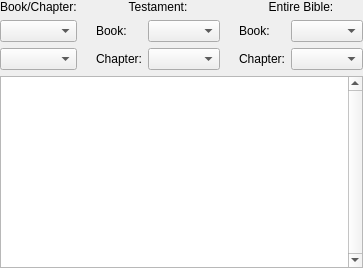
This is programs/KJVCanOpener/KJVBrowser.ui in dewhisna/KingJamesPureBibleSearch as Qt 5 draws it before an edit. The edited form follows.
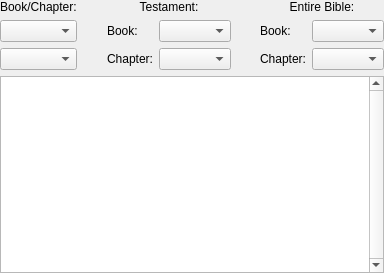
This is the edited form. Custom widgets are drawn as their Qt base class.

Commit message: Added rudimentary ToolTip logic to KJVBrowser.  Fixed pasting into the SearchPhraseEditor to not allow rich text or multiline text.  Still need to complete ToolTip logic for the browser by adding word information and make it less clunky.  And start looking into how to highlight specific passages, etc.  I think it will involve rewriting how we are populating the browser itself.

The edit to the form file:
```diff
--- a/programs/KJVCanOpener/KJVBrowser.ui
+++ b/programs/KJVCanOpener/KJVBrowser.ui
@@ -2,6 +2,14 @@
 <ui version="4.0">
  <class>CKJVBrowser</class>
  <widget class="QWidget" name="CKJVBrowser">
+  <property name="geometry">
+   <rect>
+    <x>0</x>
+    <y>0</y>
+    <width>384</width>
+    <height>273</height>
+   </rect>
+  </property>
   <property name="windowTitle">
    <string>Form</string>
   </property>
@@ -183,6 +191,13 @@
    </item>
   </layout>
  </widget>
+ <customwidgets>
+  <customwidget>
+   <class>CScriptureBrowser</class>
+   <extends>QTextBrowser</extends>
+   <header location="global">KJVBrowser.h</header>
+  </customwidget>
+ </customwidgets>
  <tabstops>
   <tabstop>comboBk</tabstop>
   <tabstop>comboBkChp</tabstop>
```
Left out of the diff: 2 changed lines with no effect on the pictures. The commit also changes 9 other files.
